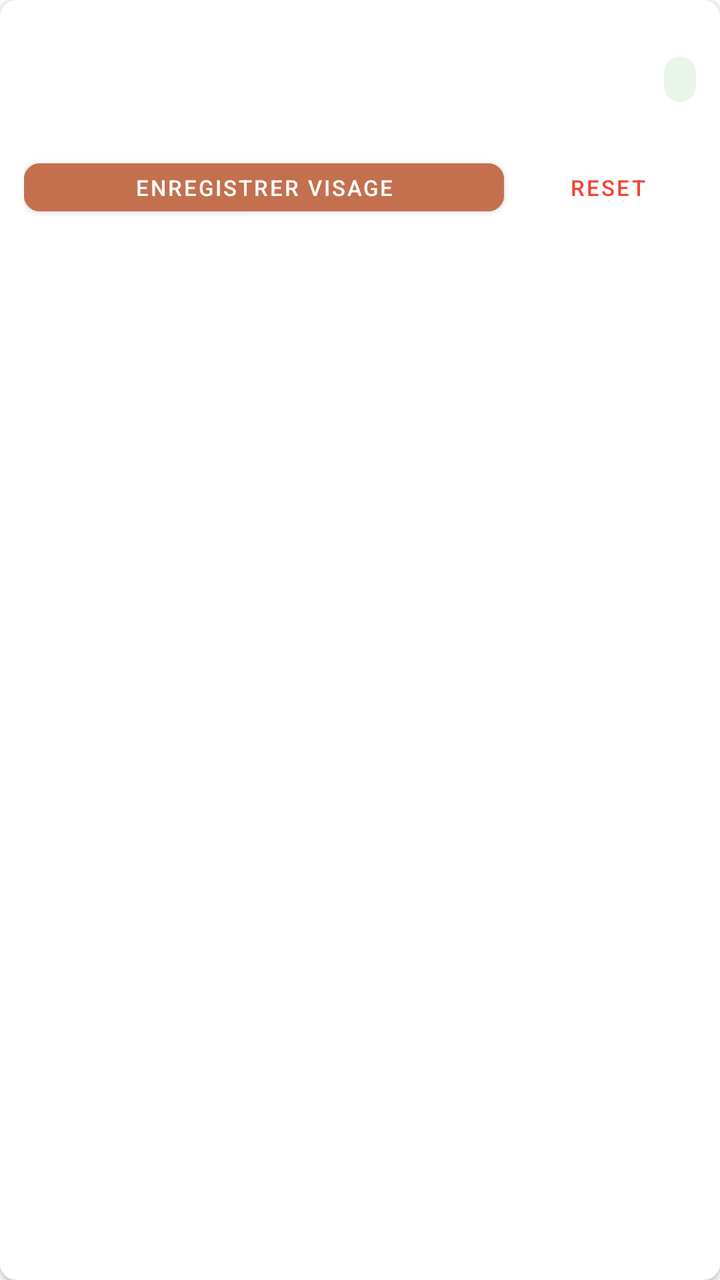
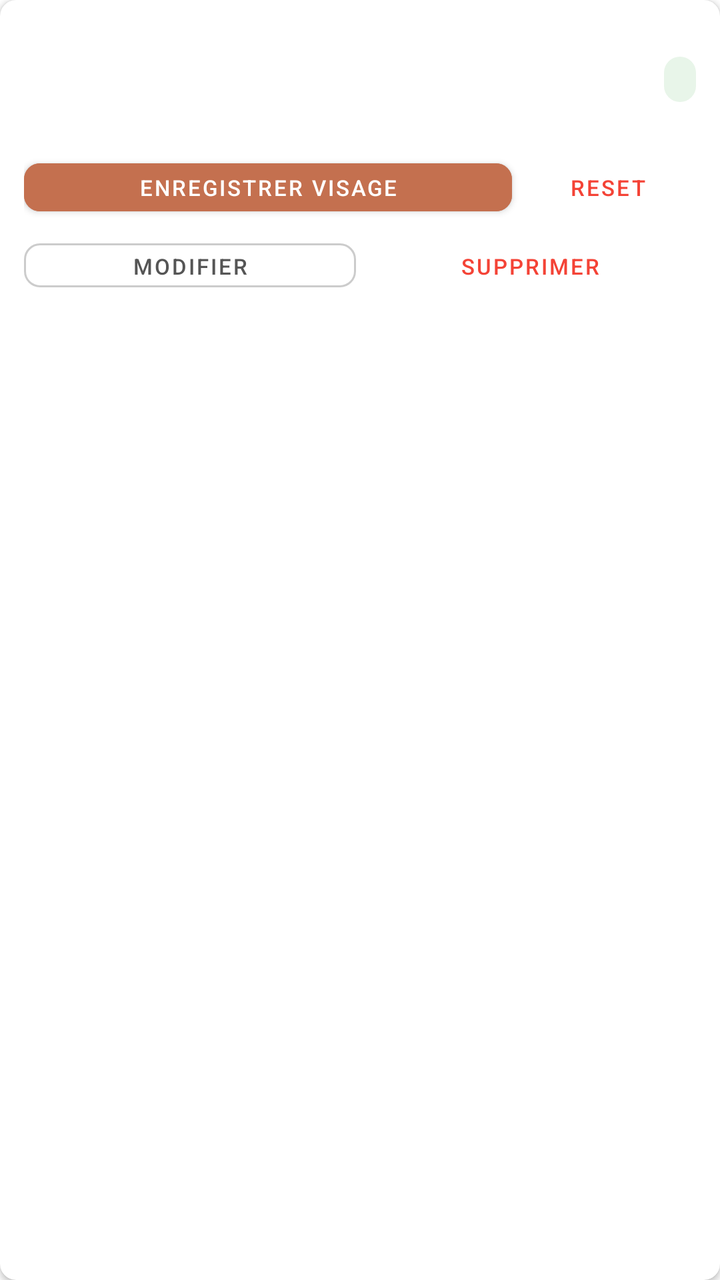

Two renders of the same Android screen: before a commit and after it. Below are the layout's source before the change and the commit's diff.
<!-- AndroidManifest.xml: application theme Theme.Pointage -->
<!-- res/layout/item_employee.xml -->
<?xml version="1.0" encoding="utf-8"?>
<androidx.cardview.widget.CardView
    xmlns:android="http://schemas.android.com/apk/res/android"
    xmlns:app="http://schemas.android.com/apk/res-auto"
    android:layout_width="match_parent"
    android:layout_height="wrap_content"
    android:layout_margin="4dp"
    app:cardElevation="2dp"
    app:cardCornerRadius="8dp">

    <LinearLayout
        android:layout_width="match_parent"
        android:layout_height="wrap_content"
        android:orientation="vertical"
        android:padding="12dp">

        <LinearLayout
            android:layout_width="match_parent"
            android:layout_height="wrap_content"
            android:orientation="horizontal"
            android:gravity="center_vertical">

            <LinearLayout
                android:layout_width="0dp"
                android:layout_height="wrap_content"
                android:layout_weight="1"
                android:orientation="vertical">

                <TextView
                    android:id="@+id/tv_nom_prenom"
                    android:layout_width="wrap_content"
                    android:layout_height="wrap_content"
                    android:textStyle="bold"
                    android:textSize="16sp" />

                <TextView
                    android:id="@+id/tv_matricule"
                    android:layout_width="wrap_content"
                    android:layout_height="wrap_content"
                    android:textSize="13sp"
                    android:textColor="#757575" />

                <TextView
                    android:id="@+id/tv_poste"
                    android:layout_width="wrap_content"
                    android:layout_height="wrap_content"
                    android:textSize="12sp"
                    android:textColor="@color/colorPrimary" />

            </LinearLayout>

            <TextView
                android:id="@+id/tv_biometrie_status"
                android:layout_width="wrap_content"
                android:layout_height="wrap_content"
                android:textSize="11sp"
                android:textStyle="bold"
                android:paddingStart="8dp"
                android:paddingEnd="8dp"
                android:paddingTop="4dp"
                android:paddingBottom="4dp"
                android:background="@drawable/bg_badge"
                android:layout_marginStart="8dp" />

        </LinearLayout>

        <LinearLayout
            android:layout_width="match_parent"
            android:layout_height="wrap_content"
            android:orientation="horizontal"
            android:layout_marginTop="8dp">

            <com.google.android.material.button.MaterialButton
                android:id="@+id/btn_configurer_visage"
                android:layout_width="0dp"
                android:layout_height="36dp"
                android:layout_weight="1"
                android:text="Enregistrer visage"
                android:textSize="11sp"
                android:backgroundTint="@color/colorPrimary"
                android:layout_marginEnd="8dp"
                app:cornerRadius="8dp" />

            <com.google.android.material.button.MaterialButton
                android:id="@+id/btn_reset_biometrie"
                android:layout_width="wrap_content"
                android:layout_height="36dp"
                android:text="Reset"
                android:textSize="11sp"
                style="@style/Widget.MaterialComponents.Button.TextButton"
                android:textColor="@color/depart_color" />

        </LinearLayout>

    </LinearLayout>

</androidx.cardview.widget.CardView>
<!-- resources referenced by this layout -->
<resources>
  <color name="colorPrimary">#C4704F</color>
  <color name="depart_color">#F44336</color>
  <!-- drawable bg_badge (drawable) -->
  <?xml version="1.0" encoding="utf-8"?>
  <shape xmlns:android="http://schemas.android.com/apk/res/android"
      android:shape="rectangle">
      <corners android:radius="12dp" />
      <solid android:color="#E8F5E9" />
  </shape>
  <style name="Theme.Pointage" parent="Theme.MaterialComponents.Light.NoActionBar">
          <item name="colorPrimary">@color/colorPrimary</item>
          <item name="colorPrimaryDark">@color/colorPrimaryDark</item>
          <item name="colorAccent">@color/colorAccent</item>
          <item name="windowActionBar">false</item>
          <item name="windowNoTitle">true</item>
      </style>
  <color name="colorPrimaryDark">#8D4F38</color>
  <color name="colorAccent">#E8956D</color>
</resources>

<!-- the commit's change to res/layout/item_employee.xml (unified diff, before → after) -->
@@ -64,6 +64,7 @@
 
         </LinearLayout>
 
+        
         <LinearLayout
             android:layout_width="match_parent"
             android:layout_height="wrap_content"
@@ -78,7 +79,7 @@
                 android:text="Enregistrer visage"
                 android:textSize="11sp"
                 android:backgroundTint="@color/colorPrimary"
-                android:layout_marginEnd="8dp"
+                android:layout_marginEnd="4dp"
                 app:cornerRadius="8dp" />
 
             <com.google.android.material.button.MaterialButton
@@ -92,6 +93,39 @@
 
         </LinearLayout>
 
+        
+        <LinearLayout
+            android:layout_width="match_parent"
+            android:layout_height="wrap_content"
+            android:orientation="horizontal"
+            android:layout_marginTop="4dp">
+
+            <com.google.android.material.button.MaterialButton
+                android:id="@+id/btn_modifier"
+                android:layout_width="0dp"
+                android:layout_height="34dp"
+                android:layout_weight="1"
+                android:text="Modifier"
+                android:textSize="11sp"
+                style="@style/Widget.MaterialComponents.Button.OutlinedButton"
+                android:textColor="#555555"
+                android:layout_marginEnd="4dp"
+                app:strokeColor="#CCCCCC"
+                app:cornerRadius="8dp" />
+
+            <com.google.android.material.button.MaterialButton
+                android:id="@+id/btn_supprimer"
+                android:layout_width="0dp"
+                android:layout_height="34dp"
+                android:layout_weight="1"
+                android:text="Supprimer"
+                android:textSize="11sp"
+                style="@style/Widget.MaterialComponents.Button.TextButton"
+                android:textColor="#F44336"
+                app:cornerRadius="8dp" />
+
+        </LinearLayout>
+
     </LinearLayout>
 
 </androidx.cardview.widget.CardView>
